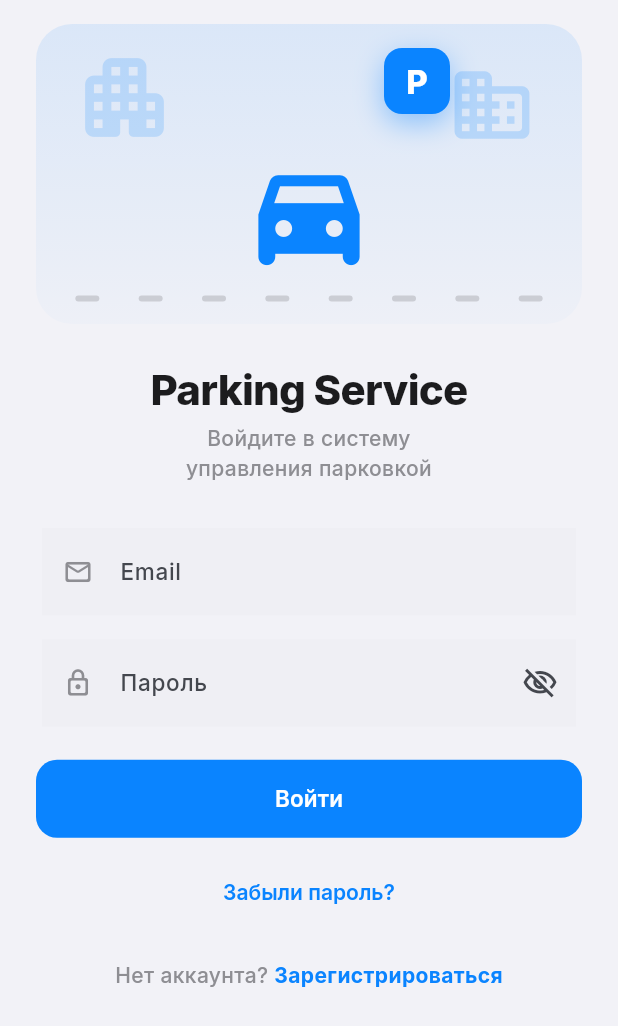
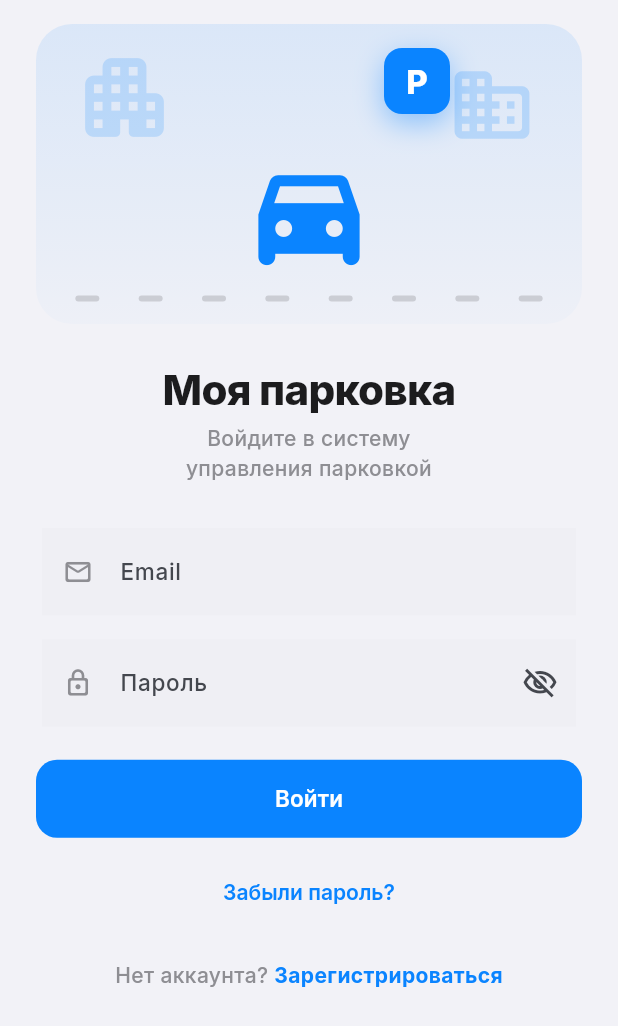
Before and after one commit to chikibriki0/Parking-app, a Flutter app: the screen it shows after launch, on a phone screen of 412 x 824 dp. Shown: the top 1026 px of the screen. Run offline on Flutter 3.47's test engine with Material 3 defaults, Android fonts, the phone set to English and light mode, and no system bars; our stand-ins replace cached_network_image, flutter_map, geolocator, google_fonts, jwt_decoder, latlong2 and 1 more.

Commit message:
Переименование: «Parking Service» → «Моя парковка» по всему UI
- AndroidManifest android:label — отображается под иконкой на рабочем
  столе телефона и в списке установленных приложений.
- MaterialApp.title — title в системном переключателе задач Android.
- SplashScreen — большой заголовок при запуске.
- LoginScreen — заголовок над формой логина.
- ProfileScreen — подпись внизу экрана профиля.

Co-Authored-By: Claude Opus 4.7 <noreply@anthropic.com>

```diff
--- a/parking_app/lib/main.dart
+++ b/parking_app/lib/main.dart
@@ -28,7 +28,7 @@ class ParkingApp extends StatelessWidget {
         ChangeNotifierProvider(create: (_) => CarsService()..bindUser(null)),
       ],
       child: MaterialApp(
-        title: 'Parking',
+        title: 'Моя парковка',
         debugShowCheckedModeBanner: false,
         themeMode: ThemeMode.light,
         theme: AppTheme.light,
--- a/parking_app/lib/screens/login_screen.dart
+++ b/parking_app/lib/screens/login_screen.dart
@@ -108,7 +108,7 @@ class _LoginScreenState extends State<LoginScreen> {
               const _IllustrationPanel(),
               const SizedBox(height: 28),
               Text(
-                'Parking Service',
+                'Моя парковка',
                 textAlign: TextAlign.center,
                 style: Theme.of(context).textTheme.displayMedium?.copyWith(
                       fontSize: 28,
--- a/parking_app/lib/screens/profile_screen.dart
+++ b/parking_app/lib/screens/profile_screen.dart
@@ -126,7 +126,7 @@ class ProfileScreen extends StatelessWidget {
           const SizedBox(height: 24),
           Center(
             child: Text(
-              'Parking Service · ВКР НИУ «МЭИ»',
+              'Моя парковка · ВКР НИУ «МЭИ»',
               style: Theme.of(context).textTheme.bodySmall,
             ),
           ),
--- a/parking_app/lib/screens/splash_screen.dart
+++ b/parking_app/lib/screens/splash_screen.dart
@@ -91,7 +91,7 @@ class _SplashScreenState extends State<SplashScreen>
                 ),
                 const SizedBox(height: 24),
                 const Text(
-                  'Parking Service',
+                  'Моя парковка',
                   style: TextStyle(
                     color: Colors.white,
                     fontSize: 32,
```
Also changed, not shown: 1 other file.
